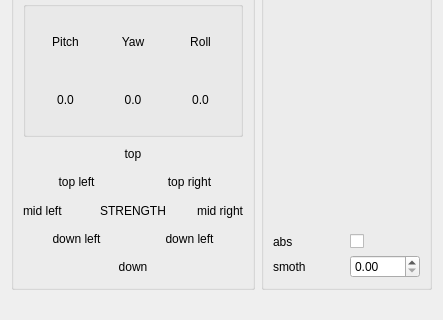
Qt form UIMyoWekaGenFiles/MyoDialog.ui (DMIunipg/AI-Gestures-Classifier) before a commit; both pictures show x 0 to 443 and y 251 to 571 of the 443 by 571 pixel window.
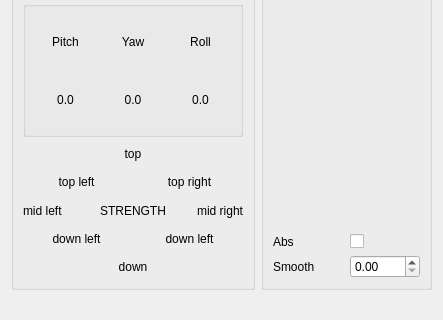
The same form after that commit. Custom widgets are drawn as their Qt base class.

Commit message: Added Smooth and Abs

Diff of the .ui file:
```diff
--- a/UIMyoWekaGenFiles/MyoDialog.ui
+++ b/UIMyoWekaGenFiles/MyoDialog.ui
@@ -423,7 +423,7 @@
             <item row="0" column="0">
              <widget class="QLabel" name="label_4">
               <property name="text">
-               <string>abs</string>
+               <string>Abs</string>
               </property>
              </widget>
             </item>
@@ -437,7 +437,7 @@
             <item row="1" column="0">
              <widget class="QLabel" name="label_2">
               <property name="text">
-               <string>smoth</string>
+               <string>Smooth</string>
               </property>
              </widget>
             </item>
```
Left out of the diff: 2 changed lines with no effect on the pictures. The commit also changes 14 other files.
